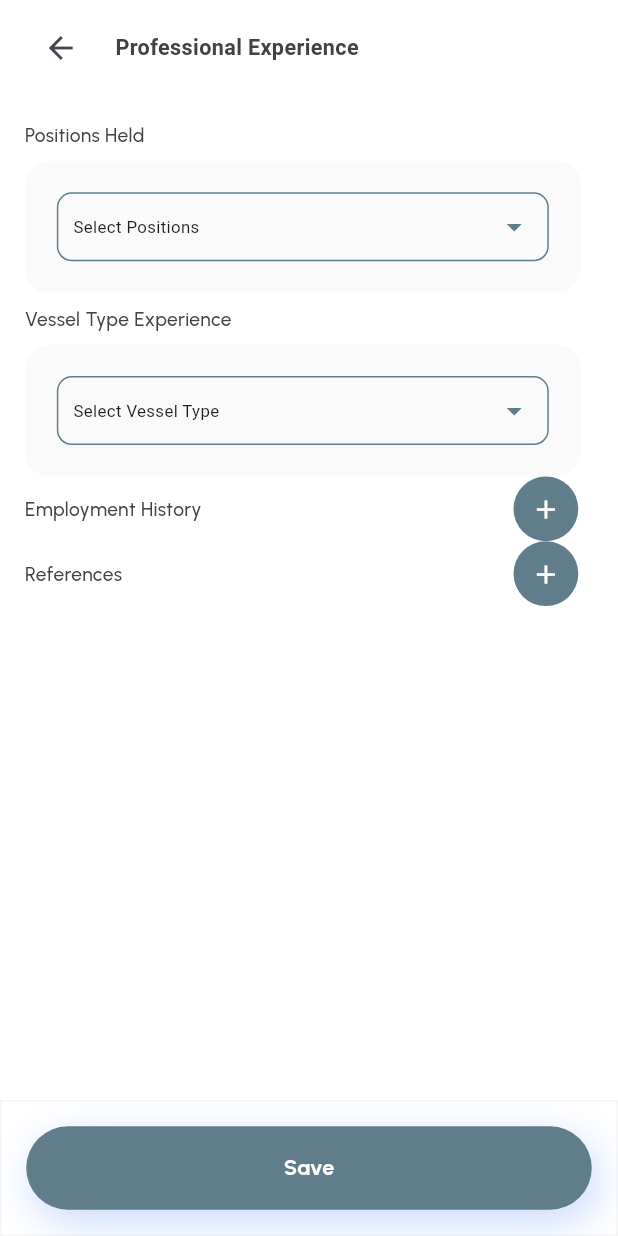
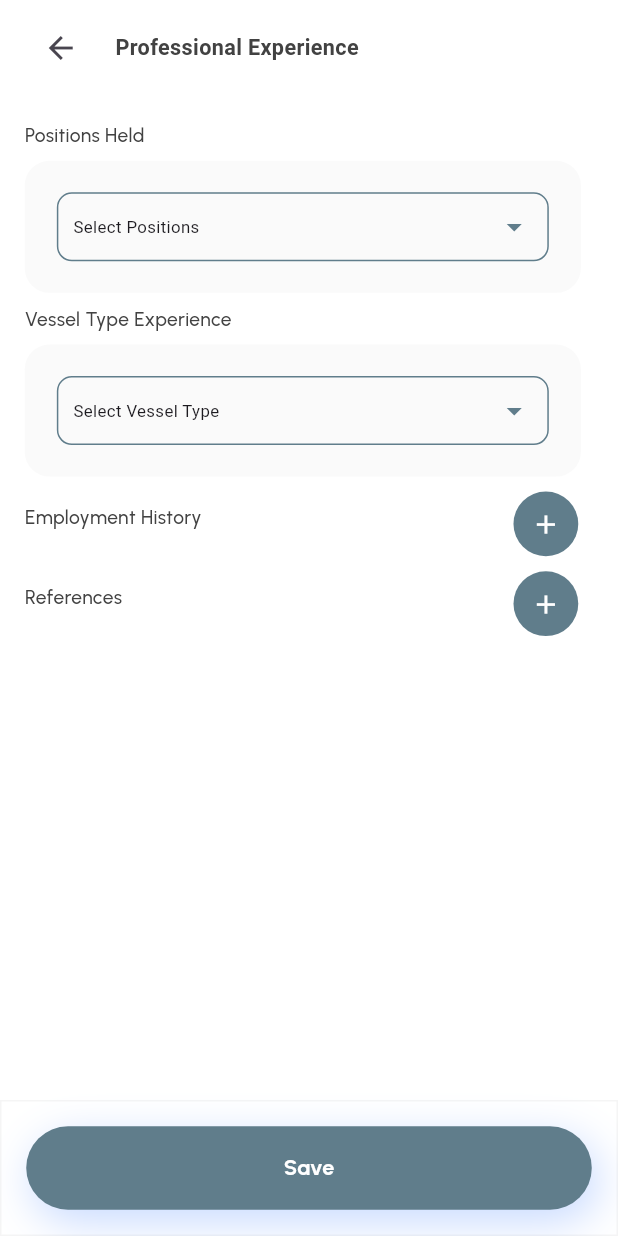
Before and after one commit to NikitaBajaj1210/luneta_Mobile, a Flutter app: the ProfessionalExperienceScreen screen opened directly, on a phone screen of 412 x 824 dp. Run offline on Flutter 3.47's test engine with Material 3 defaults, Android fonts, the phone set to English and light mode, and no system bars; drawn by our look-alikes of multi_select_flutter; our stand-ins replace another_xlider, country_picker, dotted_border, file_picker, fluttertoast, image_picker and 5 more.

Commit message:
fix general issue

```diff
--- a/lib/UI/bottom_menu/bottom_menu_screens/09-profile-screens/professional_experience.dart
+++ b/lib/UI/bottom_menu/bottom_menu_screens/09-profile-screens/professional_experience.dart
@@ -209,7 +209,7 @@ class _ProfessionalExperienceScreenState extends State<ProfessionalExperienceScr
                           ),
                         ),
                         Padding(
-                          padding: EdgeInsets.only(right: 10.0),
+                          padding: EdgeInsets.only(right: 10.0,top:10.0),
                           child: GestureDetector(
                             onTap: (){
                               provider.setEmploymentHistoryVisibility(true);
@@ -693,7 +693,7 @@ class _ProfessionalExperienceScreenState extends State<ProfessionalExperienceScr
                           ),
                         ),
                         Padding(
-                          padding: EdgeInsets.only(right: 10.0),
+                          padding: EdgeInsets.only(right: 10.0,top:10.0),
                           child: GestureDetector(
                             onTap: (){
                               provider.setReferenceVisibility(true);
```
